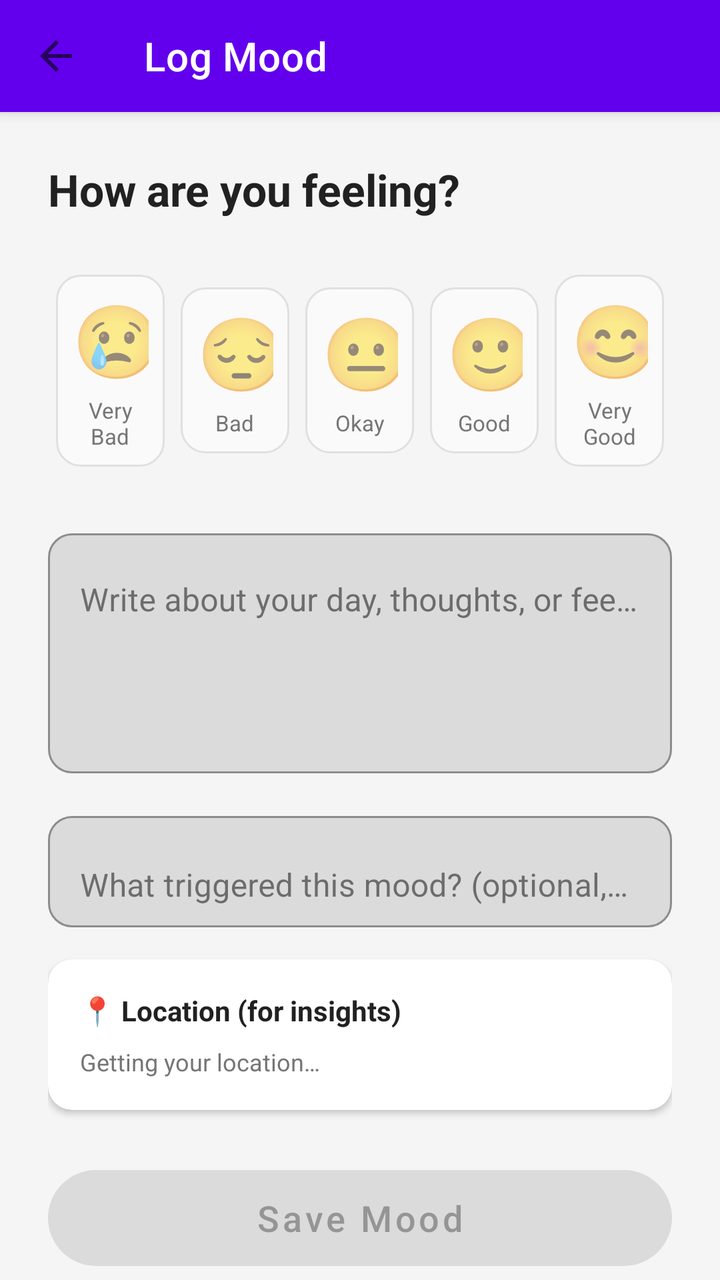
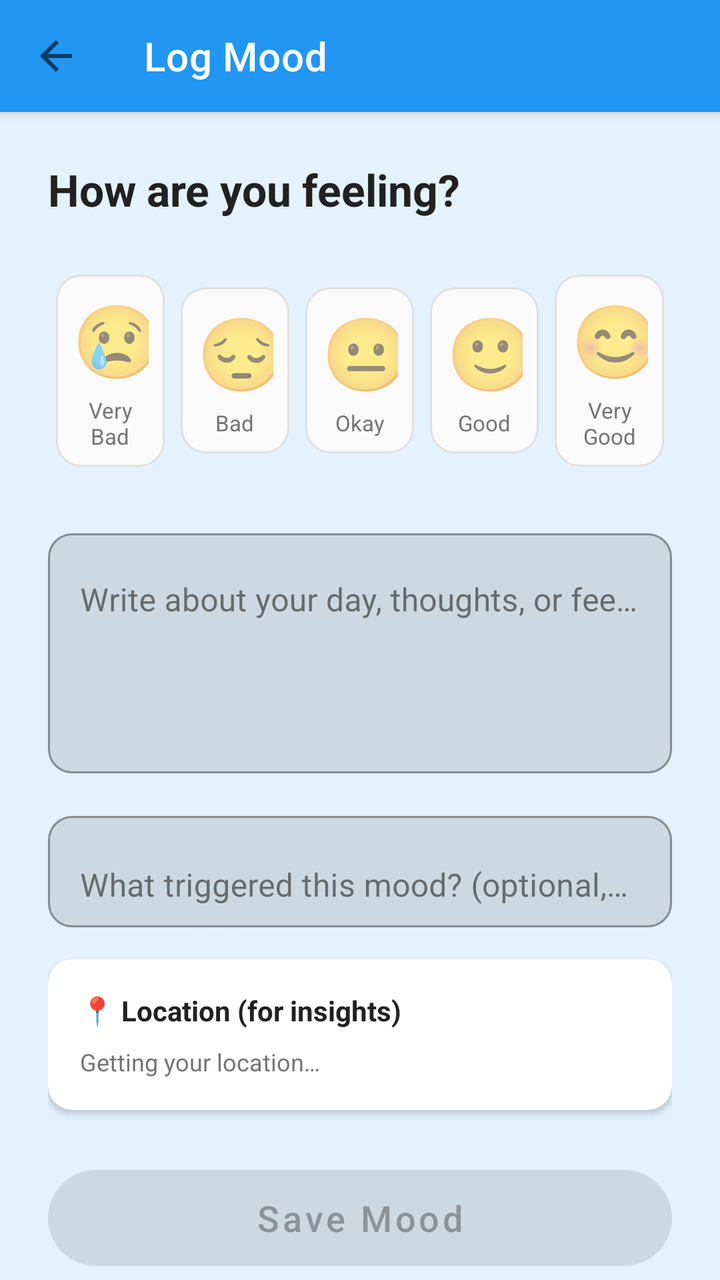

Compare the two renders of this Android layout. The source of the first and the diff that turns it into the second are given below.
<!-- AndroidManifest.xml: activity theme Theme.MentalHealthMoodTracker -->
<!-- res/layout/activity_add_mood.xml -->
<?xml version="1.0" encoding="utf-8"?>
<androidx.coordinatorlayout.widget.CoordinatorLayout
    xmlns:android="http://schemas.android.com/apk/res/android"
    xmlns:app="http://schemas.android.com/apk/res-auto"
    xmlns:tools="http://schemas.android.com/tools"
    android:layout_width="match_parent"
    android:layout_height="match_parent"
    android:background="@color/background"
    tools:context=".ui.AddMoodActivity">

    <com.google.android.material.appbar.AppBarLayout
        android:layout_width="match_parent"
        android:layout_height="wrap_content">

        <androidx.appcompat.widget.Toolbar
            android:id="@+id/toolbar"
            android:layout_width="match_parent"
            android:layout_height="?attr/actionBarSize"
            android:background="@color/primary"
            app:title="@string/log_mood"
            app:titleTextColor="@android:color/white"
            app:navigationIcon="@drawable/ic_back"/>

    </com.google.android.material.appbar.AppBarLayout>

    <androidx.core.widget.NestedScrollView
        android:layout_width="match_parent"
        android:layout_height="match_parent"
        app:layout_behavior="@string/appbar_scrolling_view_behavior">

        <LinearLayout
            android:layout_width="match_parent"
            android:layout_height="wrap_content"
            android:orientation="vertical"
            android:padding="24dp">

            <TextView
                android:layout_width="wrap_content"
                android:layout_height="wrap_content"
                android:text="@string/how_are_you_feeling"
                android:textSize="22sp"
                android:textStyle="bold"
                android:textColor="@color/text_primary"
                android:layout_marginBottom="24dp"/>

            
            <LinearLayout
                android:layout_width="match_parent"
                android:layout_height="wrap_content"
                android:orientation="horizontal"
                android:gravity="center"
                android:layout_marginBottom="24dp">

                <LinearLayout
                    android:id="@+id/mood1"
                    android:layout_width="0dp"
                    android:layout_height="wrap_content"
                    android:layout_weight="1"
                    android:orientation="vertical"
                    android:gravity="center"
                    android:padding="8dp"
                    android:background="@drawable/bg_mood_unselected"
                    android:clickable="true"
                    android:focusable="true"
                    android:layout_margin="4dp">

                    <TextView
                        android:layout_width="wrap_content"
                        android:layout_height="wrap_content"
                        android:text="😢"
                        android:textSize="36sp"/>

                    <TextView
                        android:layout_width="wrap_content"
                        android:layout_height="wrap_content"
                        android:text="@string/very_bad"
                        android:textSize="11sp"
                        android:textColor="@color/text_secondary"
                        android:textAlignment="center"
                        android:layout_marginTop="4dp"/>

                </LinearLayout>

                <LinearLayout
                    android:id="@+id/mood2"
                    android:layout_width="0dp"
                    android:layout_height="wrap_content"
                    android:layout_weight="1"
                    android:orientation="vertical"
                    android:gravity="center"
                    android:padding="8dp"
                    android:background="@drawable/bg_mood_unselected"
                    android:clickable="true"
                    android:focusable="true"
                    android:layout_margin="4dp">

                    <TextView
                        android:layout_width="wrap_content"
                        android:layout_height="wrap_content"
                        android:text="😔"
                        android:textSize="36sp"/>

                    <TextView
                        android:layout_width="wrap_content"
                        android:layout_height="wrap_content"
                        android:text="@string/bad"
                        android:textSize="11sp"
                        android:textColor="@color/text_secondary"
                        android:textAlignment="center"
                        android:layout_marginTop="4dp"/>

                </LinearLayout>

                <LinearLayout
                    android:id="@+id/mood3"
                    android:layout_width="0dp"
                    android:layout_height="wrap_content"
                    android:layout_weight="1"
                    android:orientation="vertical"
                    android:gravity="center"
                    android:padding="8dp"
                    android:background="@drawable/bg_mood_unselected"
                    android:clickable="true"
                    android:focusable="true"
                    android:layout_margin="4dp">

                    <TextView
                        android:layout_width="wrap_content"
                        android:layout_height="wrap_content"
                        android:text="😐"
                        android:textSize="36sp"/>

                    <TextView
                        android:layout_width="wrap_content"
                        android:layout_height="wrap_content"
                        android:text="@string/okay"
                        android:textSize="11sp"
                        android:textColor="@color/text_secondary"
                        android:textAlignment="center"
                        android:layout_marginTop="4dp"/>

                </LinearLayout>

                <LinearLayout
                    android:id="@+id/mood4"
                    android:layout_width="0dp"
                    android:layout_height="wrap_content"
                    android:layout_weight="1"
                    android:orientation="vertical"
                    android:gravity="center"
                    android:padding="8dp"
                    android:background="@drawable/bg_mood_unselected"
                    android:clickable="true"
                    android:focusable="true"
                    android:layout_margin="4dp">

                    <TextView
                        android:layout_width="wrap_content"
                        android:layout_height="wrap_content"
                        android:text="🙂"
                        android:textSize="36sp"/>

                    <TextView
                        android:layout_width="wrap_content"
                        android:layout_height="wrap_content"
                        android:text="@string/good"
                        android:textSize="11sp"
                        android:textColor="@color/text_secondary"
                        android:textAlignment="center"
                        android:layout_marginTop="4dp"/>

                </LinearLayout>

                <LinearLayout
                    android:id="@+id/mood5"
                    android:layout_width="0dp"
                    android:layout_height="wrap_content"
                    android:layout_weight="1"
                    android:orientation="vertical"
                    android:gravity="center"
                    android:padding="8dp"
                    android:background="@drawable/bg_mood_unselected"
                    android:clickable="true"
                    android:focusable="true"
                    android:layout_margin="4dp">

                    <TextView
                        android:layout_width="wrap_content"
                        android:layout_height="wrap_content"
                        android:text="😊"
                        android:textSize="36sp"/>

                    <TextView
                        android:layout_width="wrap_content"
                        android:layout_height="wrap_content"
                        android:text="@string/very_good"
                        android:textSize="11sp"
                        android:textColor="@color/text_secondary"
                        android:textAlignment="center"
                        android:layout_marginTop="4dp"/>

                </LinearLayout>

            </LinearLayout>

            
            <com.google.android.material.textfield.TextInputLayout
                android:layout_width="match_parent"
                android:layout_height="wrap_content"
                android:hint="@string/journal_hint"
                android:layout_marginBottom="16dp"
                app:boxBackgroundMode="outline"
                app:boxCornerRadiusTopStart="12dp"
                app:boxCornerRadiusTopEnd="12dp"
                app:boxCornerRadiusBottomStart="12dp"
                app:boxCornerRadiusBottomEnd="12dp">

                <com.google.android.material.textfield.TextInputEditText
                    android:id="@+id/journalEditText"
                    android:layout_width="match_parent"
                    android:layout_height="wrap_content"
                    android:minHeight="120dp"
                    android:gravity="top|start"
                    android:inputType="textMultiLine|textCapSentences"/>

            </com.google.android.material.textfield.TextInputLayout>

            
            <com.google.android.material.textfield.TextInputLayout
                android:layout_width="match_parent"
                android:layout_height="wrap_content"
                android:hint="@string/triggers_hint"
                android:layout_marginBottom="16dp"
                app:boxBackgroundMode="outline"
                app:boxCornerRadiusTopStart="12dp"
                app:boxCornerRadiusTopEnd="12dp"
                app:boxCornerRadiusBottomStart="12dp"
                app:boxCornerRadiusBottomEnd="12dp">

                <com.google.android.material.textfield.TextInputEditText
                    android:id="@+id/triggersEditText"
                    android:layout_width="match_parent"
                    android:layout_height="wrap_content"
                    android:inputType="textCapSentences"/>

            </com.google.android.material.textfield.TextInputLayout>

            
            <com.google.android.material.card.MaterialCardView
                android:layout_width="match_parent"
                android:layout_height="wrap_content"
                app:cardCornerRadius="12dp"
                app:cardElevation="2dp"
                android:layout_marginBottom="24dp"
                app:cardBackgroundColor="@color/surface">

                <LinearLayout
                    android:layout_width="match_parent"
                    android:layout_height="wrap_content"
                    android:orientation="vertical"
                    android:padding="16dp">

                    <TextView
                        android:layout_width="wrap_content"
                        android:layout_height="wrap_content"
                        android:text="@string/location_info"
                        android:textSize="14sp"
                        android:textStyle="bold"
                        android:textColor="@color/text_primary"/>

                    <TextView
                        android:id="@+id/locationTextView"
                        android:layout_width="wrap_content"
                        android:layout_height="wrap_content"
                        android:text="@string/getting_location"
                        android:textSize="12sp"
                        android:textColor="@color/text_secondary"
                        android:layout_marginTop="8dp"/>

                </LinearLayout>

            </com.google.android.material.card.MaterialCardView>

            
            <com.google.android.material.button.MaterialButton
                android:id="@+id/saveMoodButton"
                android:layout_width="match_parent"
                android:layout_height="60dp"
                android:text="@string/save_mood"
                android:textSize="18sp"
                android:textAllCaps="false"
                app:cornerRadius="30dp"
                android:enabled="false"/>

        </LinearLayout>

    </androidx.core.widget.NestedScrollView>

</androidx.coordinatorlayout.widget.CoordinatorLayout>
<!-- resources referenced by this layout -->
<resources>
  <color name="background">#F5F5F5</color>
  <color name="primary">#6200EE</color>
  <color name="surface">#FFFFFF</color>
  <color name="text_primary">#212121</color>
  <color name="text_secondary">#757575</color>
  <!-- drawable bg_mood_unselected (drawable) -->
  <?xml version="1.0" encoding="utf-8"?>
  <shape xmlns:android="http://schemas.android.com/apk/res/android"
      android:shape="rectangle">
      <solid android:color="@color/mood_unselected"/>
      <corners android:radius="12dp"/>
      <stroke
          android:width="1dp"
          android:color="@color/mood_border_unselected"/>
  </shape>
  <!-- drawable ic_back (drawable) -->
  <vector xmlns:android="http://schemas.android.com/apk/res/android"
      android:width="24dp"
      android:height="24dp"
      android:viewportWidth="24"
      android:viewportHeight="24"
      android:tint="?attr/colorControlNormal"
      android:autoMirrored="true">
      <path
          android:fillColor="@android:color/white"
          android:pathData="M20,11H7.83l5.59,-5.59L12,4l-8,8 8,8 1.41,-1.41L7.83,13H20v-2z"/>
  </vector>
  <string name="bad">Bad</string>
  <string name="getting_location">Getting your location…</string>
  <string name="good">Good</string>
  <string name="how_are_you_feeling">How are you feeling?</string>
  <string name="journal_hint">Write about your day, thoughts, or feelings (optional)</string>
  <string name="location_info">📍 Location (for insights)</string>
  <string name="log_mood">Log Mood</string>
  <string name="okay">Okay</string>
  <string name="save_mood">Save Mood</string>
  <string name="triggers_hint">What triggered this mood? (optional, e.g., work, family, health)</string>
  <string name="very_bad">Very Bad</string>
  <string name="very_good">Very Good</string>
  <style name="Theme.MentalHealthMoodTracker" parent="Theme.MaterialComponents.Light.NoActionBar">
          
          <item name="colorPrimary">@color/primary</item>
          <item name="colorPrimaryVariant">@color/primary_dark</item>
          <item name="colorOnPrimary">@color/white</item>
          
          <item name="colorSecondary">@color/accent</item>
          <item name="colorSecondaryVariant">@color/accent</item>
          <item name="colorOnSecondary">@color/black</item>
          
          <item name="android:statusBarColor">@color/primary_dark</item>
          
          <item name="android:windowBackground">@color/background</item>
          <item name="colorSurface">@color/surface</item>
          <item name="colorOnSurface">@color/text_primary</item>
      </style>
  <color name="mood_unselected">#FAFAFA</color>
  <color name="mood_border_unselected">#E0E0E0</color>
  <color name="primary_dark">#3700B3</color>
  <color name="white">#FFFFFF</color>
  <color name="accent">#03DAC5</color>
  <color name="black">#000000</color>
</resources>

<!-- the commit's change to res/layout/activity_add_mood.xml (unified diff, before → after) -->
@@ -18,7 +18,7 @@
             android:layout_height="?attr/actionBarSize"
             android:background="@color/primary"
             app:title="@string/log_mood"
-            app:titleTextColor="@android:color/white"
+            app:titleTextColor="@color/white"
             app:navigationIcon="@drawable/ic_back"/>
 
     </com.google.android.material.appbar.AppBarLayout>
<!-- resource entries referenced after the edit -->
@@ -1,7 +1,7 @@
 <!-- resources referenced by this layout -->
 <resources>
-  <color name="background">#F5F5F5</color>
-  <color name="primary">#6200EE</color>
+  <color name="background">#E3F2FD</color>
+  <color name="primary">#2196F3</color>
   <color name="surface">#FFFFFF</color>
   <color name="text_primary">#212121</color>
   <color name="text_secondary">#757575</color>
@@ -57,9 +57,9 @@
       </style>
   <color name="mood_unselected">#FAFAFA</color>
   <color name="mood_border_unselected">#E0E0E0</color>
-  <color name="primary_dark">#3700B3</color>
+  <color name="primary_dark">#1976D2</color>
   <color name="white">#FFFFFF</color>
-  <color name="accent">#03DAC5</color>
+  <color name="accent">#03A9F4</color>
   <color name="black">#000000</color>
 </resources>
 
